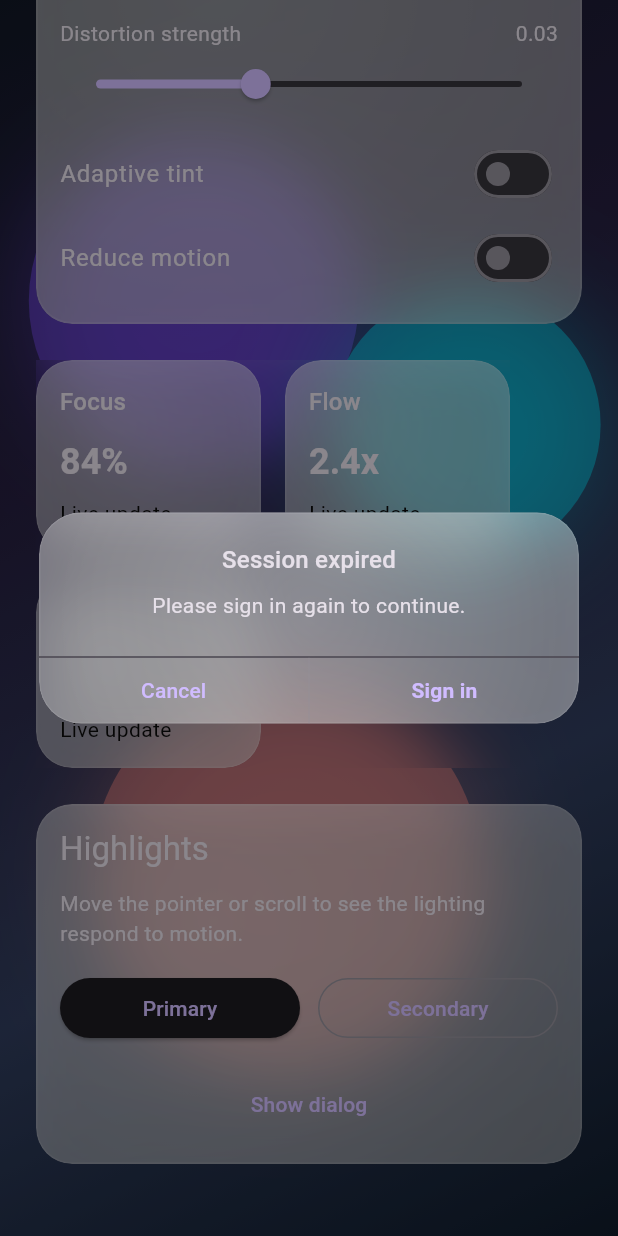
After one commit to andrry7777/liquid_glass_immitation, a Flutter app: the screen it shows after launch, scrolled down 264 dp, after a tap on "Show dialog", on a phone screen of 412 x 824 dp. The commit adds this screen. Run offline on Flutter 3.47's test engine with Material 3 defaults, Android fonts, the phone set to English and light mode, and no system bars.

Commit message:
add: Dialog design

```diff
--- a/example/lib/main.dart
+++ b/example/lib/main.dart
@@ -1,24 +1,25 @@
 import 'package:flutter/material.dart';
-import 'package:liquid_glass/liquid_glass.dart';
+import 'package:glass_like_surface/glass_like_surface.dart';
 
 void main() {
-  runApp(const LiquidGlassDemoApp());
+  runApp(const GlassLikeSurfaceDemoApp());
 }
 
-class LiquidGlassDemoApp extends StatefulWidget {
-  const LiquidGlassDemoApp({super.key});
+class GlassLikeSurfaceDemoApp extends StatefulWidget {
+  const GlassLikeSurfaceDemoApp({super.key});
 
   @override
-  State<LiquidGlassDemoApp> createState() => _LiquidGlassDemoAppState();
+  State<GlassLikeSurfaceDemoApp> createState() =>
+      _GlassLikeSurfaceDemoAppState();
 }
 
-class _LiquidGlassDemoAppState extends State<LiquidGlassDemoApp> {
+class _GlassLikeSurfaceDemoAppState extends State<GlassLikeSurfaceDemoApp> {
   double _blurSigma = 20;
   double _distortionStrength = 0.03;
   bool _adaptiveTint = false;
   bool _reduceMotion = false;
 
-  LiquidGlassConfig get _config => LiquidGlassConfig(
+  GlassLikeSurfaceConfig get _config => GlassLikeSurfaceConfig(
         blurSigma: _blurSigma,
         distortionStrength: _distortionStrength,
         adaptiveTint: _adaptiveTint,
@@ -29,9 +30,9 @@ class _LiquidGlassDemoAppState extends State<LiquidGlassDemoApp> {
   Widget build(BuildContext context) {
     return MaterialApp(
       theme: ThemeData.dark(useMaterial3: true),
-      home: LiquidGlassAppRoot(
+      home: GlassLikeSurfaceAppRoot(
         config: _config,
-        child: LiquidGlassDemoPage(
+        child: GlassLikeSurfaceDemoPage(
           blurSigma: _blurSigma,
           distortionStrength: _distortionStrength,
           adaptiveTint: _adaptiveTint,
@@ -49,8 +50,8 @@ class _LiquidGlassDemoAppState extends State<LiquidGlassDemoApp> {
   }
 }
 
-class LiquidGlassDemoPage extends StatelessWidget {
-  const LiquidGlassDemoPage({
+class GlassLikeSurfaceDemoPage extends StatelessWidget {
+  const GlassLikeSurfaceDemoPage({
     super.key,
     required this.blurSigma,
     required this.distortionStrength,
@@ -71,7 +72,7 @@ class LiquidGlassDemoPage extends StatelessWidget {
   final ValueChanged<bool> onAdaptiveTintChanged;
   final ValueChanged<bool> onReduceMotionChanged;
 
-  LiquidGlassConfig get _config => LiquidGlassConfig(
+  GlassLikeSurfaceConfig get _config => GlassLikeSurfaceConfig(
         blurSigma: blurSigma,
         distortionStrength: distortionStrength,
         adaptiveTint: adaptiveTint,
@@ -80,6 +81,28 @@ class LiquidGlassDemoPage extends StatelessWidget {
 
   @override
   Widget build(BuildContext context) {
+    void showDemoDialog() {
+      showGlassLikeSurfaceDialog<void>(
+        context: context,
+        builder: (context) => GlassLikeSurfaceDialog(
+          config: _config,
+          title: const Text('Session expired'),
+          content: const Text('Please sign in again to continue.'),
+          actions: [
+            GlassLikeSurfaceDialogAction(
+              child: const Text('Cancel'),
+              onPressed: () => Navigator.of(context).pop(),
+            ),
+            GlassLikeSurfaceDialogAction(
+              isDefaultAction: true,
+              child: const Text('Sign in'),
+              onPressed: () => Navigator.of(context).pop(),
+            ),
+          ],
+        ),
+      );
+    }
+
     return Scaffold(
       body: Stack(
         children: [
@@ -91,7 +114,7 @@ class LiquidGlassDemoPage extends StatelessWidget {
                 crossAxisAlignment: CrossAxisAlignment.start,
                 children: [
                   Text(
-                    'Liquid Glass Demo',
+                    'Glass Demo',
                     style: Theme.of(context)
                         .textTheme
                         .headlineMedium
@@ -103,7 +126,7 @@ class LiquidGlassDemoPage extends StatelessWidget {
                     style: Theme.of(context).textTheme.bodyLarge,
                   ),
                   const SizedBox(height: 24),
-                  LiquidGlassSurface(
+                  GlassLikeSurface(
                     config: _config,
                     child: Column(
                       crossAxisAlignment: CrossAxisAlignment.start,
@@ -145,7 +168,7 @@ class LiquidGlassDemoPage extends StatelessWidget {
                     ),
                   ),
                   const SizedBox(height: 24),
-                  const LiquidGlassGroup(
+                  const GlassLikeSurfaceGroup(
                     child: Wrap(
                       spacing: 16,
                       runSpacing: 16,
@@ -157,7 +180,7 @@ class LiquidGlassDemoPage extends StatelessWidget {
                     ),
                   ),
                   const SizedBox(height: 24),
-                  LiquidGlassSurface(
+                  GlassLikeSurface(
                     config: _config,
                     child: Column(
                       crossAxisAlignment: CrossAxisAlignment.start,
@@ -188,6 +211,14 @@ class LiquidGlassDemoPage extends StatelessWidget {
                               ),
                             ),
                           ],
+                        ),
+                        const SizedBox(height: 16),
+                        SizedBox(
+                          width: double.infinity,
+                          child: TextButton(
+                            onPressed: showDemoDialog,
+                            child: const Text('Show dialog'),
+                          ),
                         ),
                       ],
                     ),
@@ -289,7 +320,7 @@ class _MetricCard extends StatelessWidget {
   Widget build(BuildContext context) {
     return SizedBox(
       width: 150,
-      child: LiquidGlassSurface(
+      child: GlassLikeSurface(
         child: Column(
           crossAxisAlignment: CrossAxisAlignment.start,
           children: [
@@ -303,7 +334,7 @@ class _MetricCard extends StatelessWidget {
                   ?.copyWith(fontWeight: FontWeight.w600),
             ),
             const SizedBox(height: 8),
-            const LiquidGlassForeground(
+            const GlassLikeSurfaceForeground(
               child: Text('Live update'),
             ),
           ],
--- a/example/pubspec.yaml
+++ b/example/pubspec.yaml
@@ -1,5 +1,5 @@
-name: liquid_glass_example
-description: Example app for the liquid_glass package.
+name: glass_like_surface_example
+description: Example app for the glass_like_surface package.
 publish_to: 'none'
 
 version: 0.1.0
@@ -11,7 +11,7 @@ environment:
 dependencies:
   flutter:
     sdk: flutter
-  liquid_glass:
+  glass_like_surface:
     path: ../
 
 dev_dependencies:
--- a/lib/src/config.dart
+++ b/lib/src/config.dart
@@ -3,8 +3,8 @@ import 'dart:ui';
 import 'package:flutter/foundation.dart';
 
 @immutable
-class LiquidGlassConfig {
-  const LiquidGlassConfig({
+class GlassLikeSurfaceConfig {
+  const GlassLikeSurfaceConfig({
     this.blurSigma = 20,
     this.distortionStrength = 0.03,
     this.tintColor = const Color(0x66FFFFFF),
@@ -32,7 +32,7 @@ class LiquidGlassConfig {
   final bool reduceMotion;
   final bool enablePointerParallax;
 
-  LiquidGlassConfig copyWith({
+  GlassLikeSurfaceConfig copyWith({
     double? blurSigma,
     double? distortionStrength,
     Color? tintColor,
@@ -46,7 +46,7 @@ class LiquidGlassConfig {
     bool? reduceMotion,
     bool? enablePointerParallax,
   }) {
-    return LiquidGlassConfig(
+    return GlassLikeSurfaceConfig(
       blurSigma: blurSigma ?? this.blurSigma,
       distortionStrength: distortionStrength ?? this.distortionStrength,
       tintColor: tintColor ?? this.tintColor,
--- a/lib/src/liquid_glass_app_root.dart
+++ b/lib/src/glass_like_surface_app_root.dart
@@ -3,23 +3,23 @@ import 'package:flutter/material.dart';
 
 import 'config.dart';
 
-class LiquidGlassAppRoot extends StatefulWidget {
-  const LiquidGlassAppRoot({
+class GlassLikeSurfaceAppRoot extends StatefulWidget {
+  const GlassLikeSurfaceAppRoot({
     super.key,
     required this.child,
-    this.config = const LiquidGlassConfig(),
+    this.config = const GlassLikeSurfaceConfig(),
     this.motionOffsetListenable,
   });
 
   final Widget child;
-  final LiquidGlassConfig config;
+  final GlassLikeSurfaceConfig config;
   final ValueListenable<Offset>? motionOffsetListenable;
 
   @override
-  State<LiquidGlassAppRoot> createState() => _LiquidGlassAppRootState();
+  State<GlassLikeSurfaceAppRoot> createState() => _GlassLikeSurfaceAppRootState();
 }
 
-class _LiquidGlassAppRootState extends State<LiquidGlassAppRoot>
+class _GlassLikeSurfaceAppRootState extends State<GlassLikeSurfaceAppRoot>
     with SingleTickerProviderStateMixin {
   Offset _pointerOffset = Offset.zero;
   Offset _motionOffset = Offset.zero;
@@ -45,7 +45,7 @@ class _LiquidGlassAppRootState extends State<LiquidGlassAppRoot>
   }
 
   @override
-  void didUpdateWidget(LiquidGlassAppRoot oldWidget) {
+  void didUpdateWidget(GlassLikeSurfaceAppRoot oldWidget) {
     super.didUpdateWidget(oldWidget);
     if (oldWidget.motionOffsetListenable != widget.motionOffsetListenable) {
       oldWidget.motionOffsetListenable?.removeListener(_handleMotionUpdate);
@@ -128,7 +128,7 @@ class _LiquidGlassAppRootState extends State<LiquidGlassAppRoot>
 
   @override
   Widget build(BuildContext context) {
-    return _LiquidGlassScope(
+    return _GlassLikeSurfaceScope(
       config: widget.config,
       pointerOffset: _pointerOffset,
       motionOffset: _motionOffset,
@@ -148,8 +148,8 @@ class _LiquidGlassAppRootState extends State<LiquidGlassAppRoot>
   }
 }
 
-class _LiquidGlassScope extends InheritedWidget {
-  const _LiquidGlassScope({
+class _GlassLikeSurfaceScope extends InheritedWidget {
+  const _GlassLikeSurfaceScope({
     required this.config,
     required this.pointerOffset,
     required this.motionOffset,
@@ -157,17 +157,17 @@ class _LiquidGlassScope extends InheritedWidget {
     required super.child,
   });
 
-  final LiquidGlassConfig config;
+  final GlassLikeSurfaceConfig config;
   final Offset pointerOffset;
   final Offset motionOffset;
   final GlobalKey repaintBoundaryKey;
 
-  static _LiquidGlassScope? maybeOf(BuildContext context) {
-    return context.dependOnInheritedWidgetOfExactType<_LiquidGlassScope>();
+  static _GlassLikeSurfaceScope? maybeOf(BuildContext context) {
+    return context.dependOnInheritedWidgetOfExactType<_GlassLikeSurfaceScope>();
   }
 
   @override
-  bool updateShouldNotify(_LiquidGlassScope oldWidget) {
+  bool updateShouldNotify(_GlassLikeSurfaceScope oldWidget) {
     return config != oldWidget.config ||
         pointerOffset != oldWidget.pointerOffset ||
         motionOffset != oldWidget.motionOffset ||
@@ -175,19 +175,19 @@ class _LiquidGlassScope extends InheritedWidget {
   }
 }
 
-LiquidGlassConfig liquidGlassConfigOf(BuildContext context) {
-  return _LiquidGlassScope.maybeOf(context)?.config ??
-      const LiquidGlassConfig();
+GlassLikeSurfaceConfig glassLikeSurfaceConfigOf(BuildContext context) {
+  return _GlassLikeSurfaceScope.maybeOf(context)?.config ??
+      const GlassLikeSurfaceConfig();
 }
 
-Offset liquidGlassPointerOffsetOf(BuildContext context) {
-  return _LiquidGlassScope.maybeOf(context)?.pointerOffset ?? Offset.zero;
+Offset glassLikeSurfacePointerOffsetOf(BuildContext context) {
+  return _GlassLikeSurfaceScope.maybeOf(context)?.pointerOffset ?? Offset.zero;
 }
 
-Offset liquidGlassMotionOffsetOf(BuildContext context) {
-  return _LiquidGlassScope.maybeOf(context)?.motionOffset ?? Offset.zero;
+Offset glassLikeSurfaceMotionOffsetOf(BuildContext context) {
+  return _GlassLikeSurfaceScope.maybeOf(context)?.motionOffset ?? Offset.zero;
 }
 
-GlobalKey? liquidGlassRepaintBoundaryKeyOf(BuildContext context) {
-  return _LiquidGlassScope.maybeOf(context)?.repaintBoundaryKey;
+GlobalKey? glassLikeSurfaceRepaintBoundaryKeyOf(BuildContext context) {
+  return _GlassLikeSurfaceScope.maybeOf(context)?.repaintBoundaryKey;
 }
--- /dev/null
+++ b/lib/src/glass_like_surface_dialog.dart
@@ -0,0 +1,183 @@
+import 'package:flutter/material.dart';
+
+import 'config.dart';
+import 'glass_like_surface_surface.dart';
+
+Future<T?> showGlassLikeSurfaceDialog<T>({
+  required BuildContext context,
+  required WidgetBuilder builder,
+  bool barrierDismissible = false,
+  Color barrierColor = const Color(0x66000000),
+  bool useRootNavigator = true,
+  RouteSettings? routeSettings,
+}) {
+  return showDialog<T>(
+    context: context,
+    barrierDismissible: barrierDismissible,
+    barrierColor: barrierColor,
+    useRootNavigator: useRootNavigator,
+    routeSettings: routeSettings,
+    builder: builder,
+  );
+}
+
+class GlassLikeSurfaceDialog extends StatelessWidget {
+  const GlassLikeSurfaceDialog({
+    super.key,
+    this.title,
+    this.content,
+    this.actions = const <Widget>[],
+    this.config,
+    this.borderRadius = const BorderRadius.all(Radius.circular(28)),
+    this.contentPadding = const EdgeInsets.fromLTRB(20, 20, 20, 16),
+    this.actionsPadding = const EdgeInsets.only(top: 8),
+    this.maxWidth = 360,
+    this.minWidth = 280,
+  });
+
+  final Widget? title;
+  final Widget? content;
+  final List<Widget> actions;
+  final GlassLikeSurfaceConfig? config;
+  final BorderRadius borderRadius;
+  final EdgeInsets contentPadding;
+  final EdgeInsets actionsPadding;
+  final double maxWidth;
+  final double minWidth;
+
+  @override
+  Widget build(BuildContext context) {
+    final titleStyle =
+        Theme.of(context).textTheme.titleMedium ?? const TextStyle(fontSize: 17);
+    final contentStyle =
+        Theme.of(context).textTheme.bodyMedium ?? const TextStyle(fontSize: 15);
+
+    return Center(
+      child: ConstrainedBox(
+        constraints: BoxConstraints(minWidth: minWidth, maxWidth: maxWidth),
+        child: GlassLikeSurface(
+          config: config,
+          borderRadius: borderRadius,
+          padding: EdgeInsets.zero,
+          child: Column(
+            mainAxisSize: MainAxisSize.min,
+            children: [
+              Padding(
+                padding: contentPadding,
+                child: Column(
+                  mainAxisSize: MainAxisSize.min,
+                  children: [
+                    if (title != null)
+                      DefaultTextStyle(
+                        style: titleStyle,
+                        textAlign: TextAlign.center,
+                        child: title!,
+                      ),
+                    if (title != null && content != null)
+                      const SizedBox(height: 8),
+                    if (content != null)
+                      DefaultTextStyle(
+                        style: contentStyle,
+                        textAlign: TextAlign.center,
+                        child: content!,
+                      ),
+                  ],
+                ),
+              ),
+              if (actions.isNotEmpty) ...[
+                Padding(
+                  padding: actionsPadding,
+                  child: const Divider(height: 1),
+                ),
+                _GlassLikeSurfaceDialogActions(actions: actions),
+              ],
+            ],
+          ),
+        ),
+      ),
+    );
+  }
+}
+
+class GlassLikeSurfaceDialogAction extends StatelessWidget {
+  const GlassLikeSurfaceDialogAction({
+    super.key,
+    required this.child,
+    this.onPressed,
+    this.isDestructive = false,
+    this.isDefaultAction = false,
+  });
+
+  final Widget child;
+  final VoidCallback? onPressed;
+  final bool isDestructive;
+  final bool isDefaultAction;
+
+  @override
+  Widget build(BuildContext context) {
+    final textStyle = Theme.of(context).textTheme.labelLarge ??
+        const TextStyle(fontSize: 16);
+    final Color color = isDestructive
+        ? Theme.of(context).colorScheme.error
+        : Theme.of(context).colorScheme.primary;
+    final fontWeight = isDefaultAction ? FontWeight.w600 : FontWeight.w500;
+
+    return Material(
+      type: MaterialType.transparency,
+      child: InkWell(
+        onTap: onPressed,
+        child: SizedBox(
+          height: 44,
+          child: Center(
+            child: DefaultTextStyle(
+              style: textStyle.copyWith(color: color, fontWeight: fontWeight),
+              child: IconTheme.merge(
+                data: IconThemeData(color: color),
+                child: child,
+              ),
+            ),
+          ),
+        ),
+      ),
+    );
+  }
+}
+
+class _GlassLikeSurfaceDialogActions extends StatelessWidget {
+  const _GlassLikeSurfaceDialogActions({
+    required this.actions,
+  });
+
+  final List<Widget> actions;
+
+  @override
+  Widget build(BuildContext context) {
+    final dividerColor = Theme.of(context)
+        .dividerColor
+        .withValues(alpha: 0.4);
+    final bool useRow = actions.length <= 2;
+
+    if (useRow) {
+      return Row(
+        children: [
+          for (int i = 0; i < actions.length; i++) ...[
+            Expanded(child: actions[i]),
+            if (i != actions.length - 1)
+              Container(width: 1, height: 44, color: dividerColor),
+          ],
+        ],
+      );
+    }
+
+    return Column(
+      mainAxisSize: MainAxisSize.min,
+      children: [
+        for (int i = 0; i < actions.length; i++) ...[
+          actions[i],
+          if (i != actions.length - 1)
+            Container(height: 1, color: dividerColor),
+        ],
+      ],
+    );
+  }
+}
--- a/lib/src/liquid_glass_group.dart
+++ b/lib/src/glass_like_surface_group.dart
@@ -3,10 +3,10 @@ import 'dart:ui';
 import 'package:flutter/material.dart';
 
 import 'config.dart';
-import 'liquid_glass_app_root.dart';
+import 'glass_like_surface_app_root.dart';
 
-class LiquidGlassGroup extends StatelessWidget {
-  const LiquidGlassGroup({
+class GlassLikeSurfaceGroup extends StatelessWidget {
+  const GlassLikeSurfaceGroup({
     super.key,
     required this.child,
     this.config,
@@ -14,12 +14,12 @@ class LiquidGlassGroup extends StatelessWidget {
   });
 
   final Widget child;
-  final LiquidGlassConfig? config;
+  final GlassLikeSurfaceConfig? config;
   final bool clipRect;
 
   @override
   Widget build(BuildContext context) {
-    final scopeConfig = liquidGlassConfigOf(context);
+    final scopeConfig = glassLikeSurfaceConfigOf(context);
     final effectiveConfig = config ?? scopeConfig;
     final blurSigma = effectiveConfig.reduceTransparency
         ? effectiveConfig.blurSigma * 0.4
@@ -35,22 +35,22 @@ class LiquidGlassGroup extends StatelessWidget {
       child: child,
     );
 
-    return LiquidGlassGroupScope(
+    return GlassLikeSurfaceGroupScope(
       child: clipRect ? ClipRect(child: content) : content,
     );
   }
 }
 
-class LiquidGlassGroupScope extends InheritedWidget {
-  const LiquidGlassGroupScope({
+class GlassLikeSurfaceGroupScope extends InheritedWidget {
+  const GlassLikeSurfaceGroupScope({
     super.key,
     required super.child,
   });
 
-  static LiquidGlassGroupScope? maybeOf(BuildContext context) {
-    return context.dependOnInheritedWidgetOfExactType<LiquidGlassGroupScope>();
+  static GlassLikeSurfaceGroupScope? maybeOf(BuildContext context) {
+    return context.dependOnInheritedWidgetOfExactType<GlassLikeSurfaceGroupScope>();
   }
 
   @override
-  bool updateShouldNotify(LiquidGlassGroupScope oldWidget) => false;
+  bool updateShouldNotify(GlassLikeSurfaceGroupScope oldWidget) => false;
 }
--- a/lib/src/liquid_glass_style.dart
+++ b/lib/src/glass_like_surface_style.dart
@@ -1,7 +1,7 @@
 import 'package:flutter/material.dart';
 
-class LiquidGlassStyleScope extends InheritedWidget {
-  const LiquidGlassStyleScope({
+class GlassLikeSurfaceStyleScope extends InheritedWidget {
+  const GlassLikeSurfaceStyleScope({
     super.key,
     required this.brightness,
     required super.child,
@@ -9,18 +9,18 @@ class LiquidGlassStyleScope extends InheritedWidget {
 
   final Brightness brightness;
 
-  static LiquidGlassStyleScope? maybeOf(BuildContext context) {
-    return context.dependOnInheritedWidgetOfExactType<LiquidGlassStyleScope>();
+  static GlassLikeSurfaceStyleScope? maybeOf(BuildContext context) {
+    return context.dependOnInheritedWidgetOfExactType<GlassLikeSurfaceStyleScope>();
   }
 
   @override
-  bool updateShouldNotify(LiquidGlassStyleScope oldWidget) {
+  bool updateShouldNotify(GlassLikeSurfaceStyleScope oldWidget) {
     return oldWidget.brightness != brightness;
   }
 }
 
-class LiquidGlassForeground extends StatelessWidget {
-  const LiquidGlassForeground({
+class GlassLikeSurfaceForeground extends StatelessWidget {
+  const GlassLikeSurfaceForeground({
     super.key,
     required this.child,
     this.lightColor = const Color(0xFF0A0A0A),
@@ -33,7 +33,7 @@ class LiquidGlassForeground extends StatelessWidget {
 
   @override
   Widget build(BuildContext context) {
-    final style = LiquidGlassStyleScope.maybeOf(context);
+    final style = GlassLikeSurfaceStyleScope.maybeOf(context);
     final brightness = style?.brightness ?? Theme.of(context).brightness;
     final color = brightness == Brightness.light ? lightColor : darkColor;
 
--- a/lib/src/liquid_glass_surface.dart
+++ b/lib/src/glass_like_surface_surface.dart
@@ -6,13 +6,13 @@ import 'package:flutter/material.dart';
 import 'package:flutter/rendering.dart';
 
 import 'config.dart';
-import 'liquid_glass_app_root.dart';
-import 'liquid_glass_group.dart';
-import 'liquid_glass_style.dart';
+import 'glass_like_surface_app_root.dart';
+import 'glass_like_surface_group.dart';
+import 'glass_like_surface_style.dart';
 import 'matrix_utils.dart';
 
-class LiquidGlassSurface extends StatefulWidget {
-  const LiquidGlassSurface({
+class GlassLikeSurface extends StatefulWidget {
+  const GlassLikeSurface({
     super.key,
     required this.child,
     this.borderRadius = const BorderRadius.all(Radius.circular(24)),
@@ -25,13 +25,13 @@ class LiquidGlassSurface extends StatefulWidget {
   final BorderRadius borderRadius;
   final EdgeInsets? padding;
   final EdgeInsets? margin;
-  final LiquidGlassConfig? config;
+  final GlassLikeSurfaceConfig? config;
 
   @override
-  State<LiquidGlassSurface> createState() => _LiquidGlassSurfaceState();
+  State<GlassLikeSurface> createState() => _GlassLikeSurfaceState();
 }
 
-class _LiquidGlassSurfaceState extends State<LiquidGlassSurface> {
+class _GlassLikeSurfaceState extends State<GlassLikeSurface> {
   Color? _adaptiveTint;
   Brightness? _adaptiveBrightness;
   Timer? _toneMappingTimer;
@@ -43,7 +43,7 @@ class _LiquidGlassSurfaceState extends State<LiquidGlassSurface> {
   }
 
   @override
-  void didUpdateWidget(LiquidGlassSurface oldWidget) {
+  void didUpdateWidget(GlassLikeSurface oldWidget) {
     super.didUpdateWidget(oldWidget);
     if (oldWidget.config != widget.config) {
       _scheduleToneMapping();
@@ -58,11 +58,11 @@ class _LiquidGlassSurfaceState extends State<LiquidGlassSurface> {
 
   @override
   Widget build(BuildContext context) {
-    final scopeConfig = liquidGlassConfigOf(context);
+    final scopeConfig = glassLikeSurfaceConfigOf(context);
     final effectiveConfig = widget.config ?? scopeConfig;
-    final pointerOffset = liquidGlassPointerOffsetOf(context);
-    final motionOffset = liquidGlassMotionOffsetOf(context);
-    final groupScope = LiquidGlassGroupScope.maybeOf(context);
+    final pointerOffset = glassLikeSurfacePointerOffsetOf(context);
+    final motionOffset = glassLikeSurfaceMotionOffsetOf(context);
+    final groupScope = GlassLikeSurfaceGroupScope.maybeOf(context);
 
     return LayoutBuilder(
       builder: (context, constraints) {
@@ -123,7 +123,7 @@ class _LiquidGlassSurfaceState extends State<LiquidGlassSurface> {
                     highlightStrength: effectiveConfig.highlightStrength,
                     pointerOffset: offset,
                   ),
-                  child: LiquidGlassStyleScope(
+                  child: GlassLikeSurfaceStyleScope(
                     brightness: foreground,
                     child: Padding(
                       padding: widget.padding ?? const EdgeInsets.all(16),
@@ -159,7 +159,7 @@ class _LiquidGlassSurfaceState extends State<LiquidGlassSurface> {
 
   void _scheduleToneMapping() {
     _toneMappingTimer?.cancel();
-    final config = widget.config ?? const LiquidGlassConfig();
+    final config = widget.config ?? const GlassLikeSurfaceConfig();
     if (!config.adaptiveTint) {
       return;
     }
@@ -170,11 +170,11 @@ class _LiquidGlassSurfaceState extends State<LiquidGlassSurface> {
     if (!mounted) {
       return;
     }
-    final config = widget.config ?? liquidGlassConfigOf(context);
+    final config = widget.config ?? glassLikeSurfaceConfigOf(context);
     if (!config.adaptiveTint) {
       return;
     }
-    final boundaryKey = liquidGlassRepaintBoundaryKeyOf(context);
+    final boundaryKey = glassLikeSurfaceRepaintBoundaryKeyOf(context);
     final boundaryContext = boundaryKey?.currentContext;
     if (boundaryContext == null) {
       return;
--- a/pubspec.yaml
+++ b/pubspec.yaml
@@ -1,7 +1,7 @@
-name: liquid_glass
+name: glass_like_surface
 version: 0.1.0
-description: A Flutter package that provides a root widget and surfaces to recreate iOS-style liquid glass across an app.
-repository: https://example.com/liquid_glass
+description: A Flutter package that provides a root widget and surfaces to recreate liquid glass like designs across an app.
+repository: https://example.com/glass_like_surface
 publish_to: none
 
 environment:
```
Also changed, not shown: lib/glass_like_surface.dart (added, +9 -0 lines), lib/liquid_glass.dart (deleted, +0 -8 lines), lib/src/glass_like_surface_merge_group.dart (renamed from lib/src/liquid_glass_merge_group.dart, +32 -32 lines), requirements.txt (+12 -12 lines), 5 other files.
